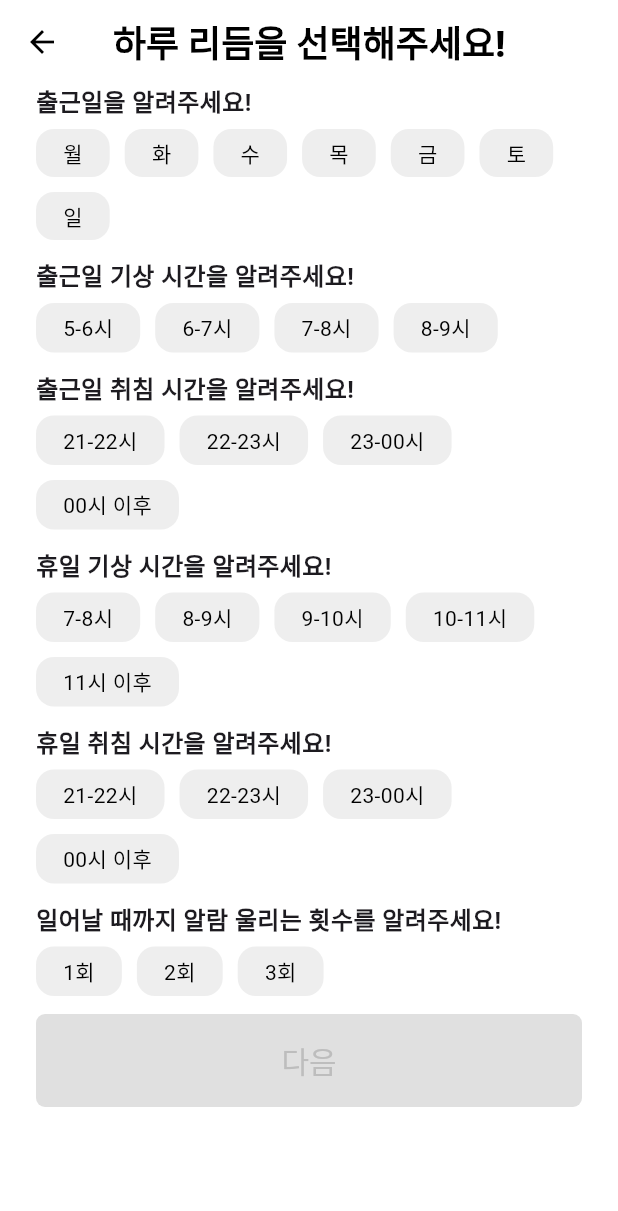
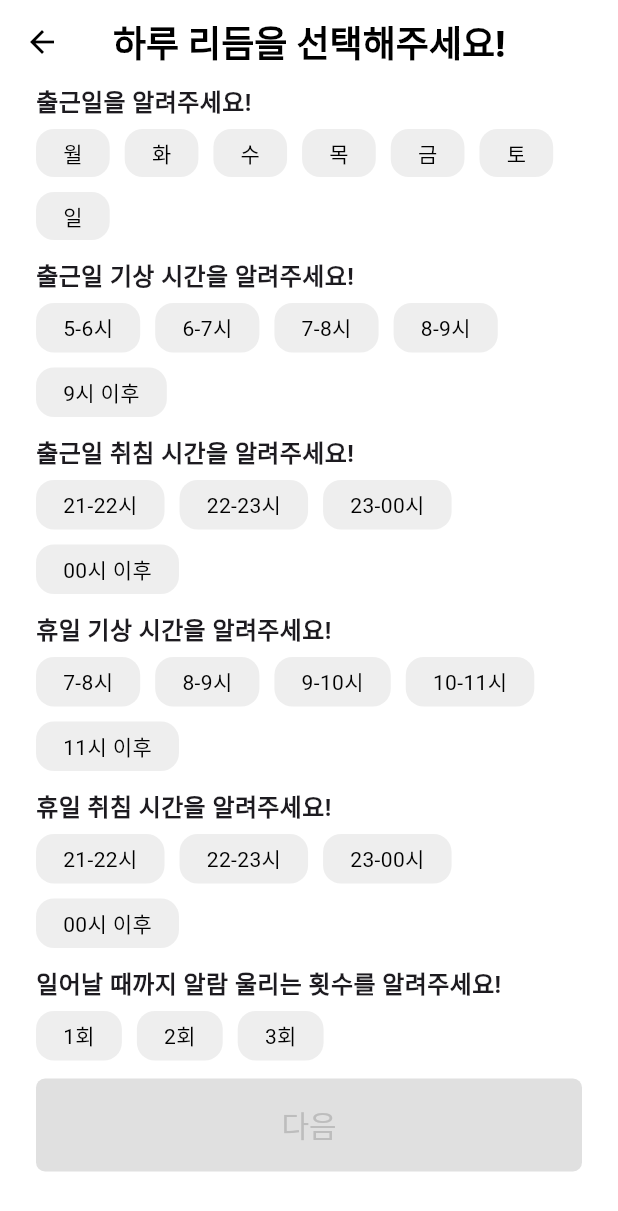
Before and after one commit to Aloha-RoomMate/RoomMate, a Flutter app: the DailyRythmScreen screen opened directly, on a phone screen of 412 x 824 dp. Shown: the top 1211 px of the screen. Run offline on Flutter 3.47's test engine with Material 3 defaults, Android fonts, the light colour scheme and no system bars.

Commit message:
리스트 수정

```diff
--- a/lib/features/category/daily_rythm_screen.dart
+++ b/lib/features/category/daily_rythm_screen.dart
@@ -103,7 +103,7 @@ class _DailyRythmScreenState extends State<DailyRythmScreen> {
               Wrap(
                 spacing: Sizes.size10,
                 runSpacing: Sizes.size10,
-                children: List.generate(4, (buttonIndex) {
+                children: List.generate(5, (buttonIndex) {
                   final textOptions = ['5-6시', '6-7시', '7-8시', '8-9시', '9시 이후'];
                   return CategoryButton(
                     text: textOptions[buttonIndex],
```
